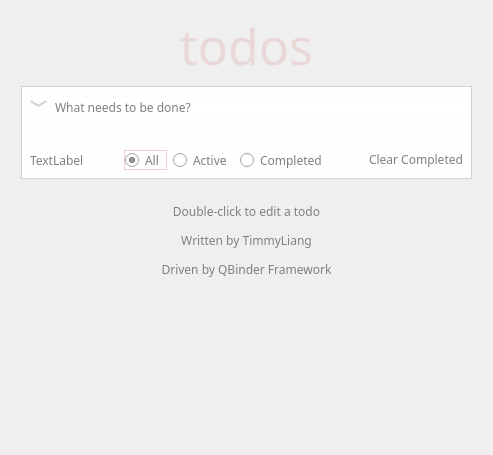
FXTD-ODYSSEY/QBinder, file example/todo_app/todo.ui: the form before one commit.
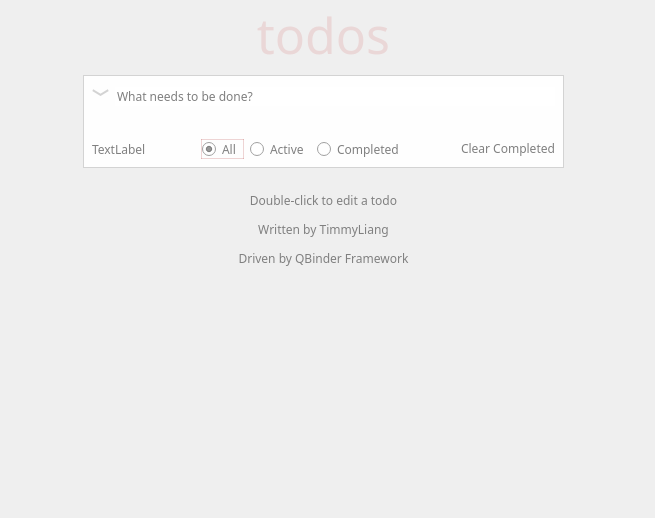
The form after the commit. Custom widgets are drawn as their Qt base class.

Commit message: todo 案例小优化

```diff
--- a/example/todo_app/todo.ui
+++ b/example/todo_app/todo.ui
@@ -6,8 +6,8 @@
    <rect>
     <x>0</x>
     <y>0</y>
-    <width>493</width>
-    <height>455</height>
+    <width>655</width>
+    <height>518</height>
    </rect>
   </property>
   <property name="windowTitle">
@@ -17,8 +17,47 @@
    <string notr="true">font-family: Microsoft YaHei;</string>
   </property>
   <layout class="QHBoxLayout" name="horizontalLayout_2">
+   <property name="leftMargin">
+    <number>0</number>
+   </property>
+   <property name="topMargin">
+    <number>0</number>
+   </property>
+   <property name="rightMargin">
+    <number>0</number>
+   </property>
+   <property name="bottomMargin">
+    <number>0</number>
+   </property>
    <item>
-    <spacer name="horizontalSpacer">
+    <widget class="QScrollArea" name="scrollArea">
+     <property name="frameShape">
+      <enum>QFrame::NoFrame</enum>
+     </property>
+     <property name="widgetResizable">
+      <bool>true</bool>
+     </property>
+     <widget class="QWidget" name="scrollAreaWidgetContents_2">
+      <property name="geometry">
+       <rect>
+        <x>0</x>
+        <y>0</y>
+        <width>655</width>
+        <height>518</height>
+       </rect>
+      </property>
+      <layout class="QHBoxLayout" name="horizontalLayout_5">
+       <property name="leftMargin">
+        <number>0</number>
+       </property>
+       <property name="topMargin">
+        <number>0</number>
+       </property>
+       <property name="bottomMargin">
+        <number>0</number>
+       </property>
+       <item>
+        <spacer name="horizontalSpacer_2">
      <property name="orientation">
       <enum>Qt::Horizontal</enum>
      </property>
@@ -368,7 +407,7 @@
     </layout>
    </item>
    <item>
-    <spacer name="horizontalSpacer_2">
+        <spacer name="horizontalSpacer">
      <property name="orientation">
       <enum>Qt::Horizontal</enum>
      </property>
@@ -379,6 +418,10 @@
       </size>
      </property>
     </spacer>
+       </item>
+      </layout>
+     </widget>
+    </widget>
    </item>
   </layout>
  </widget>
```
Lines whose indentation alone changed are shown as unchanged. The commit also changes 1 other file.
